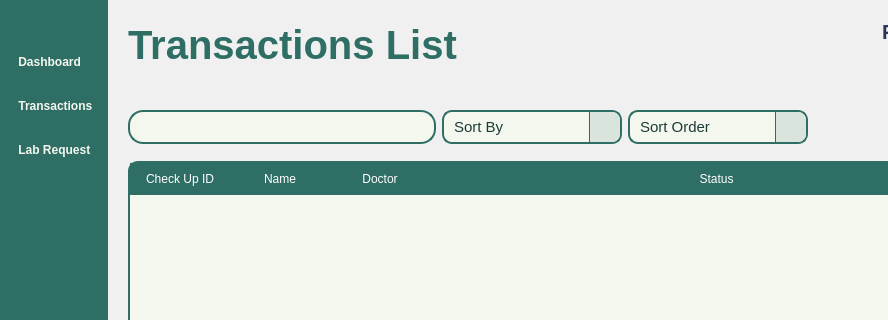
First picture: the form in Views/Staff_Transactions.ui, repository VinsmokeSanji69/COVACHA_CLINIC_SYSTEM, before the edit; both pictures show x 0 to 888 and y 0 to 320 of the 1145 by 817 pixel window.
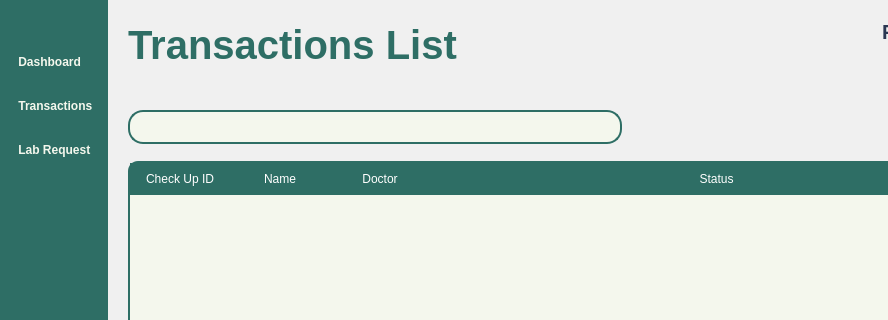
Second picture: the form after the edit. Icons and pictures are not drawn.

The edit to the form file:
```diff
--- a/Views/Staff_Transactions.ui
+++ b/Views/Staff_Transactions.ui
@@ -546,7 +546,10 @@
                 <number>5</number>
                </property>
                <item>
-                <widget class="QPushButton" name="SearchButton">
+                <widget class="QLineEdit" name="Search"/>
+               </item>
+               <item>
+                <widget class="QPushButton" name="SearchIcon">
                  <property name="text">
                   <string/>
                  </property>
@@ -562,125 +565,9 @@
                  </property>
                 </widget>
                </item>
-               <item>
-                <widget class="QLineEdit" name="Search"/>
-               </item>
               </layout>
              </widget>
             </item>
-            <item>
-             <widget class="QComboBox" name="DiagnoseBox">
-              <property name="sizePolicy">
-               <sizepolicy hsizetype="Preferred" vsizetype="Fixed">
-                <horstretch>0</horstretch>
-                <verstretch>0</verstretch>
-               </sizepolicy>
-              </property>
-              <property name="minimumSize">
-               <size>
-                <width>180</width>
-                <height>0</height>
-               </size>
-              </property>
-              <property name="styleSheet">
-               <string notr="true">QComboBox {
-    background-color: #F4F7ED;
-    border: 2px solid #2E6E65;
-    border-radius: 10px;
-    padding: 5px 10px;
-	font: 300 12pt &quot;Lexend Light&quot;;
-}
-QComboBox::drop-down {
-    subcontrol-origin: padding;
-    subcontrol-position: top right;
-    width: 30px;
-    border-left: 1px solid #2E6E65;
-    background-color: #D9E4DC;
-    border-top-right-radius: 8px;
-    border-bottom-right-radius: 8px;
-}
-QComboBox::down-arrow {
-    image: url(:/lucide/icons/chevron-down.svg);
-    width: 20px;
-    height: 20px;
-}
-QComboBox QAbstractItemView {
-    background-color: #F4F7ED;
-    selection-background-color: #CCE3D0;
-    border: 1px solid #2E6E65;
-    border-radius: 2px;
-    outline: 0;  
-	font: 300 12pt &quot;Lexend Light&quot;;
-}
-
-QComboBox::down-arrow {
-    image: url(:/icons/icons/chevron-down.svg);
-    width: 20px;
-    height: 20px;
-}</string>
-              </property>
-              <property name="editable">
-               <bool>false</bool>
-              </property>
-              <item>
-               <property name="text">
-                <string>Sort By</string>
-               </property>
-              </item>
-             </widget>
-            </item>
-            <item>
-             <widget class="QComboBox" name="DateBox">
-              <property name="minimumSize">
-               <size>
-                <width>180</width>
-                <height>0</height>
-               </size>
-              </property>
-              <property name="styleSheet">
-               <string notr="true">QComboBox {
-    background-color: #F4F7ED;
-    border: 2px solid #2E6E65;
-    border-radius: 10px;
-    padding: 5px 10px;
-	font: 300 12pt &quot;Lexend Light&quot;;
-}
-QComboBox::drop-down {
-    subcontrol-origin: padding;
-    subcontrol-position: top right;
-    width: 30px;
-    border-left: 1px solid #2E6E65;
-    background-color: #D9E4DC;
-    border-top-right-radius: 8px;
-    border-bottom-right-radius: 8px;
-}
-QComboBox::down-arrow {
-    image: url(:/lucide/icons/chevron-down.svg);
-    width: 20px;
-    height: 20px;
-}
-QComboBox QAbstractItemView {
-    background-color: #F4F7ED;
-    selection-background-color: #CCE3D0;
-    border: 1px solid #2E6E65;
-    border-radius: 2px;
-    outline: 0;  
-	font: 300 12pt &quot;Lexend Light&quot;;
-}
-
-QComboBox::down-arrow {
-    image: url(:/icons/icons/chevron-down.svg);
-    width: 20px;
-    height: 20px;
-}</string>
-              </property>
-              <item>
-               <property name="text">
-                <string>Sort Order </string>
-               </property>
-              </item>
-             </widget>
-            </item>
             <item>
              <spacer name="horizontalSpacer_4">
               <property name="orientation">
```
